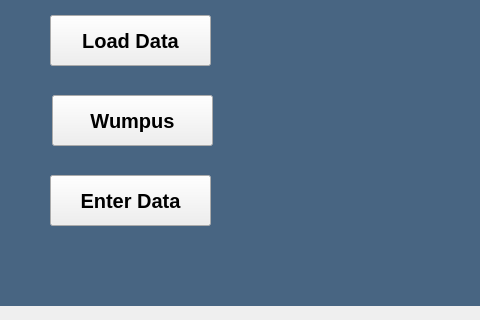
Qt form GUI/mainwindow.ui (XmakerenX/Pirate_Packing) before a commit; both pictures show x 0 to 480 and y 205 to 525 of the 1100 by 927 pixel window.
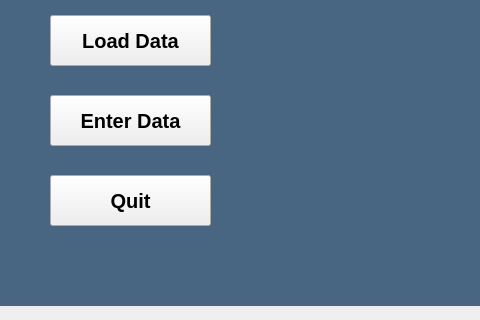
The same form after that commit.

Commit message: Changed Wumpus to Quit

```diff
--- a/GUI/mainwindow.ui
+++ b/GUI/mainwindow.ui
@@ -175,7 +175,7 @@
       <property name="geometry">
        <rect>
         <x>50</x>
-        <y>380</y>
+        <y>300</y>
         <width>161</width>
         <height>51</height>
        </rect>
@@ -194,8 +194,8 @@
      <widget class="QPushButton" name="wumpusButton">
       <property name="geometry">
        <rect>
-        <x>52</x>
-        <y>300</y>
+        <x>50</x>
+        <y>380</y>
         <width>161</width>
         <height>51</height>
        </rect>
@@ -208,7 +208,7 @@
        </font>
       </property>
       <property name="text">
-       <string>Wumpus</string>
+       <string>Quit</string>
       </property>
      </widget>
     </widget>
```
The commit also changes 1 other file.
